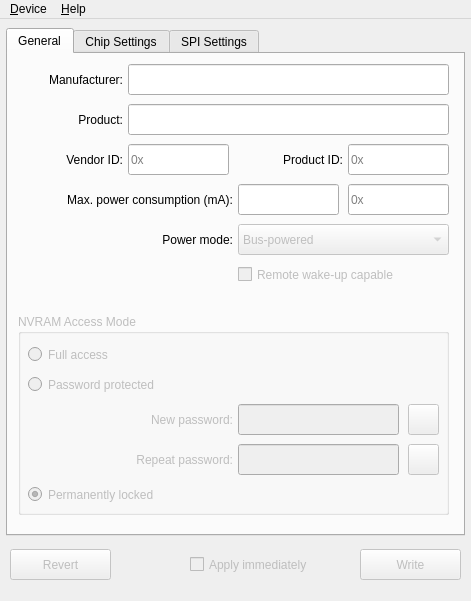
Above: src/configuratorwindow.ui from bloguetronica/mcp2210-conf before the change. Below: the same form after it.
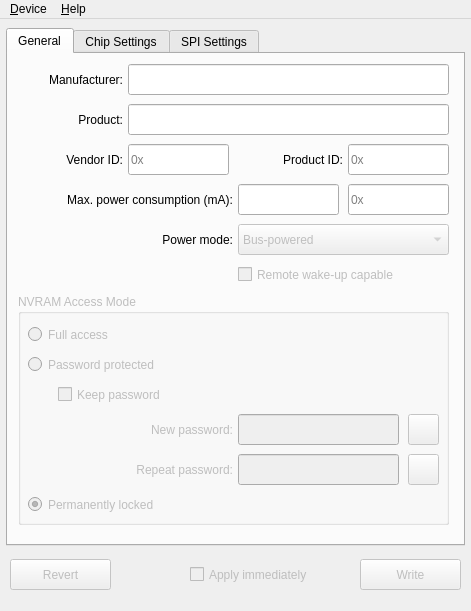
That is the form after the change. Icons and pictures are not drawn.

```diff
--- a/src/configuratorwindow.ui
+++ b/src/configuratorwindow.ui
@@ -7,19 +7,19 @@
     <x>0</x>
     <y>0</y>
     <width>471</width>
-    <height>601</height>
+    <height>611</height>
    </rect>
   </property>
   <property name="minimumSize">
    <size>
     <width>471</width>
-    <height>601</height>
+    <height>611</height>
    </size>
   </property>
   <property name="maximumSize">
    <size>
     <width>471</width>
-    <height>601</height>
+    <height>611</height>
    </size>
   </property>
   <property name="windowTitle">
@@ -46,7 +46,7 @@
       <x>6</x>
       <y>9</y>
       <width>459</width>
-      <height>508</height>
+      <height>518</height>
      </rect>
     </property>
     <property name="currentIndex">
@@ -318,9 +318,9 @@
       <property name="geometry">
        <rect>
         <x>10</x>
-        <y>260</y>
+        <y>240</y>
         <width>431</width>
-        <height>201</height>
+        <height>231</height>
        </rect>
       </property>
       <property name="title">
@@ -359,7 +359,7 @@
        <property name="geometry">
         <rect>
          <x>220</x>
-         <y>90</y>
+         <y>120</y>
          <width>161</width>
          <height>31</height>
         </rect>
@@ -381,7 +381,7 @@
        <property name="geometry">
         <rect>
          <x>220</x>
-         <y>130</y>
+         <y>160</y>
          <width>161</width>
          <height>31</height>
         </rect>
@@ -400,7 +400,7 @@
        <property name="geometry">
         <rect>
          <x>10</x>
-         <y>170</y>
+         <y>200</y>
          <width>411</width>
          <height>21</height>
         </rect>
@@ -415,9 +415,9 @@
       <widget class="QLabel" name="labelNewPassword">
        <property name="geometry">
         <rect>
-         <x>10</x>
-         <y>97</y>
-         <width>205</width>
+         <x>40</x>
+         <y>127</y>
+         <width>175</width>
          <height>17</height>
         </rect>
        </property>
@@ -431,9 +431,9 @@
       <widget class="QLabel" name="labelRepeatPassword">
        <property name="geometry">
         <rect>
-         <x>10</x>
-         <y>137</y>
-         <width>205</width>
+         <x>40</x>
+         <y>167</y>
+         <width>175</width>
          <height>17</height>
         </rect>
        </property>
@@ -451,7 +451,7 @@
        <property name="geometry">
         <rect>
          <x>390</x>
-         <y>90</y>
+         <y>120</y>
          <width>31</width>
          <height>31</height>
         </rect>
@@ -471,7 +471,7 @@
        <property name="geometry">
         <rect>
          <x>390</x>
-         <y>130</y>
+         <y>160</y>
          <width>31</width>
          <height>31</height>
         </rect>
@@ -484,6 +484,22 @@
          <normaloff>:/icons/buttons/icons/buttons/password-reveal.png</normaloff>:/icons/buttons/icons/buttons/password-reveal.png</iconset>
        </property>
       </widget>
+      <widget class="QCheckBox" name="checkBoxKeepPassword">
+       <property name="enabled">
+        <bool>false</bool>
+       </property>
+       <property name="geometry">
+        <rect>
+         <x>40</x>
+         <y>90</y>
+         <width>381</width>
+         <height>21</height>
+        </rect>
+       </property>
+       <property name="text">
+        <string>Keep password</string>
+       </property>
+      </widget>
      </widget>
     </widget>
     <widget class="QWidget" name="tabChipSettings">
@@ -1214,7 +1230,7 @@
     <property name="geometry">
      <rect>
       <x>10</x>
-      <y>530</y>
+      <y>540</y>
       <width>101</width>
       <height>31</height>
      </rect>
@@ -1230,7 +1246,7 @@
     <property name="geometry">
      <rect>
       <x>360</x>
-      <y>530</y>
+      <y>540</y>
       <width>101</width>
       <height>31</height>
      </rect>
@@ -1246,7 +1262,7 @@
     <property name="geometry">
      <rect>
       <x>190</x>
-      <y>535</y>
+      <y>545</y>
       <width>161</width>
       <height>21</height>
      </rect>
```
